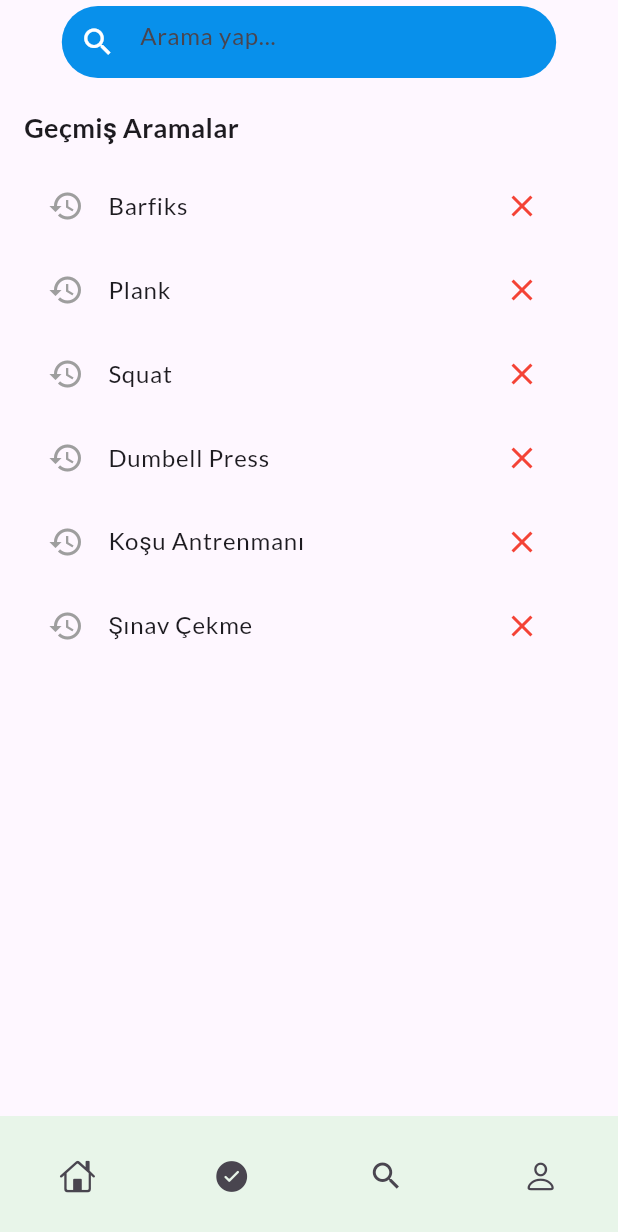
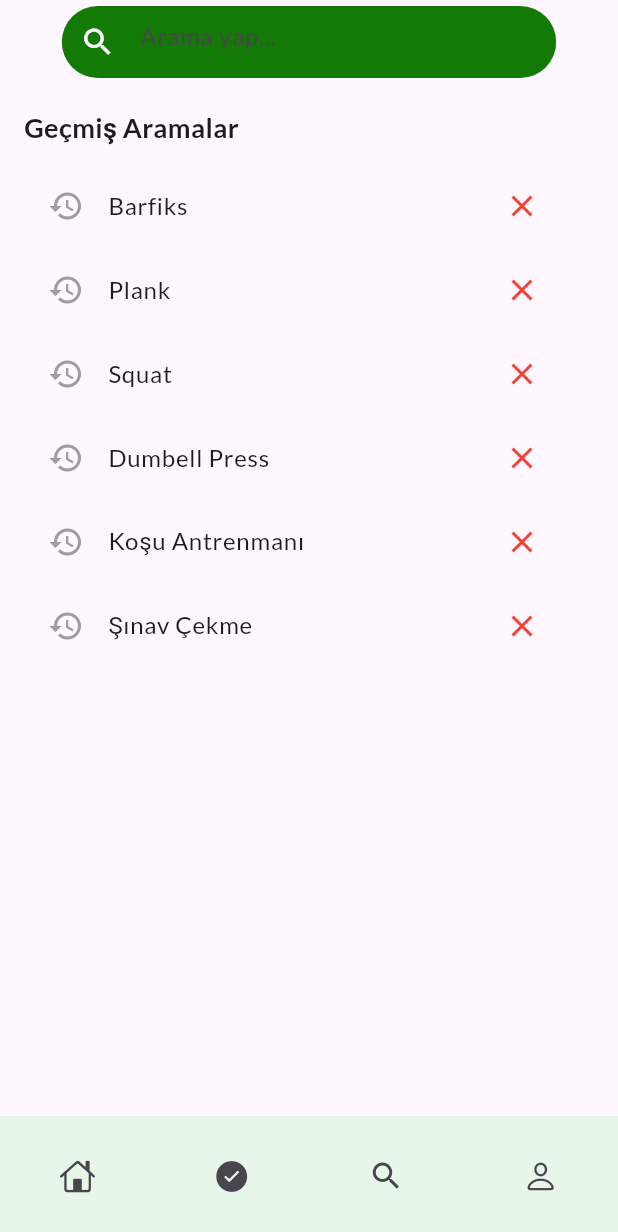
Before and after one commit to bugrakasapoglu/FitnessAsistan, a Flutter app: the SearchScreen screen opened by its route, on a phone screen of 412 x 824 dp. Shown: the top 1232 px of the screen. Run offline on Flutter 3.47's test engine with Material 3 defaults, Android fonts, the phone set to English and light mode, and no system bars; our stand-ins replace go_router, google_fonts, lottie; missing offline and left inert: dotlottie_loader.

Commit message:
ReadMe Deneme

```diff
--- a/lib/screens/voice_screen.dart
+++ b/lib/screens/voice_screen.dart
@@ -36,7 +36,7 @@ class _SearchScreenState extends State<SearchScreen> {
           child: Container(
             width: MediaQuery.of(context).size.width * 0.8,
             decoration: BoxDecoration(
-              color: const Color.fromARGB(255, 8, 144, 235),
+              color: const Color.fromARGB(255, 20, 122, 6),
               borderRadius: BorderRadius.circular(99),
             ),
             child: TextField(
```
Also changed, not shown: 1 other file.
